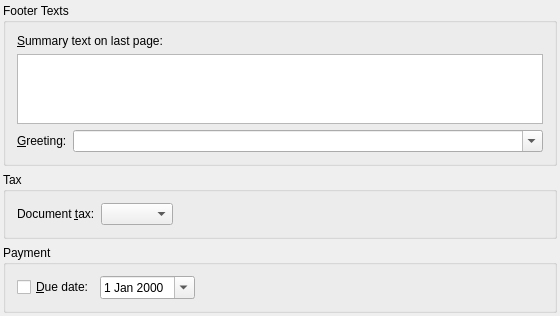
dragotin/kraft, file src/docfooter.ui: the form before one commit.
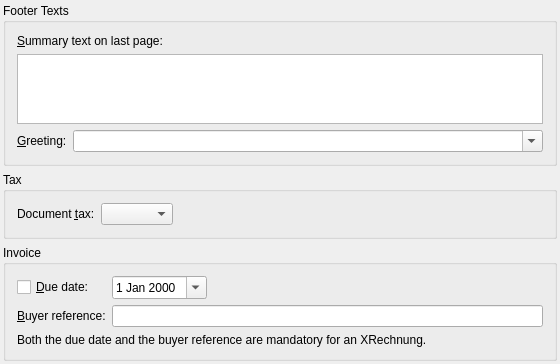
The form after the commit.

Commit message: Remove the XRechnung dialog and add data to the document footer section

Patch:
```diff
--- a/src/docfooter.ui
+++ b/src/docfooter.ui
@@ -129,24 +129,24 @@
    <item row="2" column="0">
     <widget class="QGroupBox" name="_dueDateGroup">
      <property name="title">
-      <string>Payment</string>
+      <string>Invoice</string>
      </property>
-     <layout class="QHBoxLayout" name="dueDateLayout">
-      <item>
+     <layout class="QGridLayout" name="dueDateLayout">
+      <item row="0" column="0">
        <widget class="QCheckBox" name="_cbDueDate">
         <property name="text">
          <string>&amp;Due date:</string>
         </property>
        </widget>
       </item>
-      <item>
+      <item row="0" column="1">
        <widget class="QDateEdit" name="_dueDateEdit">
         <property name="calendarPopup">
          <bool>true</bool>
         </property>
        </widget>
       </item>
-      <item>
+      <item row="0" column="2">
        <spacer name="dueDateSpacer">
         <property name="orientation">
          <enum>Qt::Horizontal</enum>
@@ -159,6 +159,33 @@
         </property>
        </spacer>
       </item>
+      <item row="1" column="0">
+       <widget class="QLabel" name="_labBuyerRef">
+        <property name="text">
+         <string>&amp;Buyer reference:</string>
+        </property>
+        <property name="buddy">
+         <cstring>_buyerRefEdit</cstring>
+        </property>
+       </widget>
+      </item>
+      <item row="1" column="1" colspan="2">
+       <widget class="QLineEdit" name="_buyerRefEdit">
+        <property name="toolTip">
+         <string>Buyer reference for the XRechnung (BT-10), ie. the Leitweg-ID of a public authority. Preset from the customer.</string>
+        </property>
+       </widget>
+      </item>
+      <item row="2" column="0" colspan="3">
+       <widget class="QLabel" name="_labXRechnungHint">
+        <property name="text">
+         <string>Both the due date and the buyer reference are mandatory for an XRechnung.</string>
+        </property>
+        <property name="wordWrap">
+         <bool>true</bool>
+        </property>
+       </widget>
+      </item>
      </layout>
     </widget>
    </item>
```
The commit also changes 19 other files.
